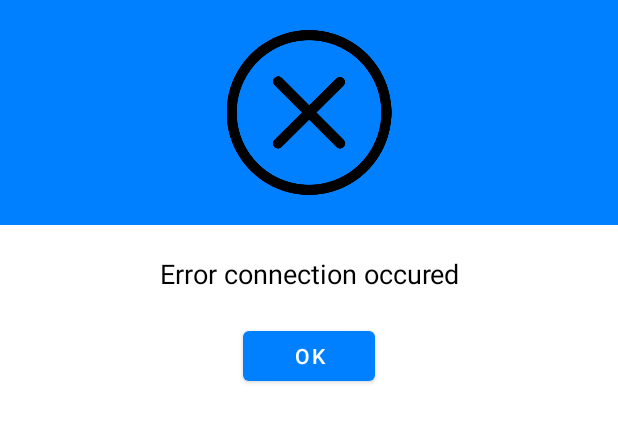
After one commit to ksobiecki/CovidTracker, an Android app: the layout no_data_popup.xml on its own in the app's theme, with its tools: preview values and no code run, on a phone screen of 412 x 824 dp. The commit adds this screen. Shown: the top 422 px of the screen. Run offline under Robolectric (Android 15) with nearby library versions, the phone set to English and light mode, and no system bars.

Commit message:
Added custom popups, improved and standardized logs

```diff
--- a/app/src/main/java/com/example/covidtracker/ContinentCountryApi.java
+++ b/app/src/main/java/com/example/covidtracker/ContinentCountryApi.java
@@ -4,10 +4,11 @@ import java.util.List;
 
 import retrofit2.Call;
 import retrofit2.http.GET;
+import retrofit2.http.Path;
 
 public interface ContinentCountryApi {
 
     //@GET("/rest/v2/all?fields=name;region")
-    @GET("/rest/v2/all")
-    Call<List<ContinentCountry>> getContinentCountries();
+    @GET("{fullUrl}")
+    Call<List<ContinentCountry>> getContinentCountries(@Path(value = "fullUrl", encoded = true) String fullUrl);
 }
--- /dev/null
+++ b/app/src/main/res/layout/no_data_popup.xml
@@ -0,0 +1,58 @@
+<?xml version="1.0" encoding="utf-8"?>
+<RelativeLayout xmlns:android="http://schemas.android.com/apk/res/android"
+    xmlns:app="http://schemas.android.com/apk/res-auto"
+    android:orientation="vertical"
+    android:layout_width="match_parent"
+    android:layout_height="match_parent"
+    android:background="#ffffffff">
+
+    <RelativeLayout
+        android:id="@+id/rel1"
+        android:layout_width="match_parent"
+        android:layout_height="150dp"
+        android:background="@color/blue_warning">
+
+        <ImageView
+            android:id="@+id/error_icon"
+            android:layout_width="match_parent"
+            android:layout_height="120dp"
+            android:layout_marginTop="20dp"
+            android:layout_marginBottom="20dp"
+            android:gravity="center"
+            android:scaleType="fitCenter"
+            android:src="@drawable/dialog_cross" />
+    </RelativeLayout>
+
+    <RelativeLayout
+        android:layout_width="match_parent"
+        android:layout_height="130dp"
+        android:layout_below="@+id/rel1">
+
+        <TextView
+            android:id="@+id/text_dialog"
+            android:layout_width="wrap_content"
+            android:layout_height="wrap_content"
+            android:layout_marginLeft="4dp"
+            android:layout_marginTop="20dp"
+            android:layout_marginRight="4dp"
+            android:layout_marginBottom="20dp"
+            android:gravity="center_horizontal"
+            android:layout_centerHorizontal="true"
+            android:text="Error connection occured"
+            android:textColor="#ff000000"
+            android:textSize="18sp" />
+
+        <Button
+            android:id="@+id/btn_dialog"
+            android:layout_width="wrap_content"
+            android:layout_height="50dp"
+            android:layout_marginBottom="20dp"
+            app:backgroundTint="@color/blue_warning"
+            android:layout_centerHorizontal="true"
+            android:gravity="center_vertical|center_horizontal"
+            android:layout_below="@id/text_dialog"
+            android:text="OK"
+            android:textColor="#ffffffff" />
+    </RelativeLayout>
+
+</RelativeLayout>
--- a/app/src/main/res/values/colors.xml
+++ b/app/src/main/res/values/colors.xml
@@ -7,4 +7,6 @@
     <color name="teal_700">#FF018786</color>
     <color name="black">#FF000000</color>
     <color name="white">#FFFFFFFF</color>
+    <color name="red_alert">#DA5F6A</color>
+    <color name="blue_warning">#0080FF</color>
 </resources>
--- a/app/src/main/res/values/strings.xml
+++ b/app/src/main/res/values/strings.xml
@@ -1,3 +1,4 @@
 <resources>
     <string name="app_name">Covid Tracker</string>
+    <string name="CONN_TAG">Connection</string>
 </resources>
```
Also changed, not shown: app/src/main/java/com/example/covidtracker/CountryMenuActivity.java (+22 -22 lines), app/src/main/java/com/example/covidtracker/MainActivity.java (+6 -6 lines), app/src/main/java/com/example/covidtracker/ViewDialog.java (+9 -3 lines), app/src/main/res/layout/connection_error_custom_popups.xml (deleted, +0 -47 lines), app/src/main/res/layout/connection_error_popup.xml (added, +58 -0 lines).
